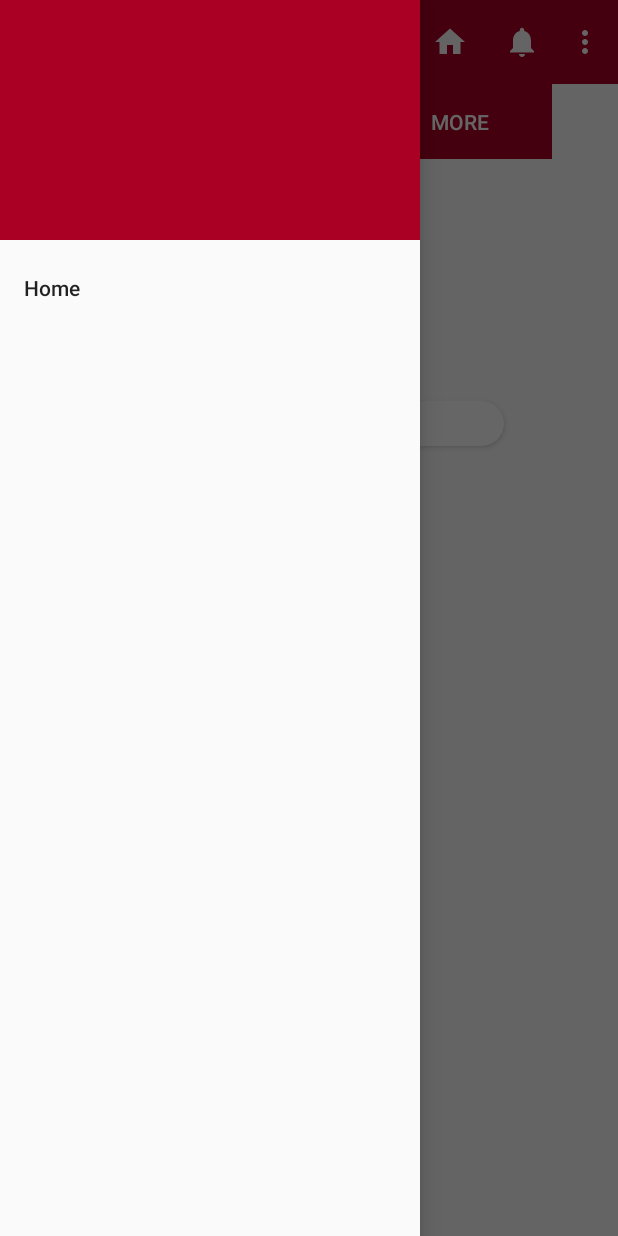
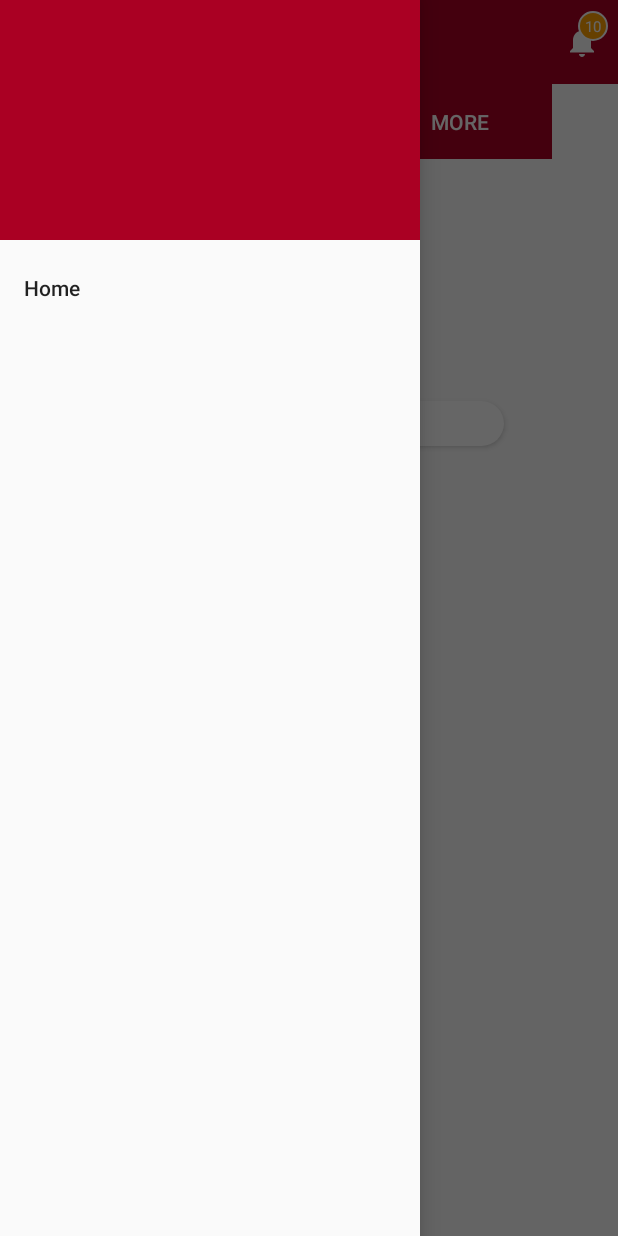
Before and after one commit to sourav728/Customer_info, an Android app: the MainActivity screen opened directly, with no data from a screen before it, with the side drawer open, on a phone screen of 412 x 824 dp. Run offline under Robolectric (Android 15) with nearby library versions, the phone set to English and light mode, and no system bars; libraries missing offline, so code that uses them is left out: com.synnapps.carouselview; 3 statements that could not run were skipped.

Commit message:
Notification part added

```diff
--- a/app/src/main/AndroidManifest.xml
+++ b/app/src/main/AndroidManifest.xml
@@ -1,6 +1,7 @@
 <?xml version="1.0" encoding="utf-8"?>
 <manifest xmlns:android="http://schemas.android.com/apk/res/android"
     package="com.example.tvd.customer_info">
+
     <!-- Accessing storage -->
     <uses-permission android:name="android.permission.WRITE_INTERNAL_STORAGE" />
     <uses-permission android:name="android.permission.WRITE_EXTERNAL_STORAGE" />
@@ -26,6 +27,7 @@
             </intent-filter>
         </activity>
         <activity android:name=".LoginActivity" />
+        <activity android:name=".NotificationActivity"></activity>
     </application>
 
 </manifest>
--- a/app/src/main/java/com/example/tvd/customer_info/MainActivity.java
+++ b/app/src/main/java/com/example/tvd/customer_info/MainActivity.java
@@ -77,7 +77,7 @@ public class MainActivity extends AppCompatActivity
         }
     }
 
-    @Override
+   /* @Override
     public boolean onCreateOptionsMenu(Menu menu) {
         // Inflate the menu; this adds items to the action bar if it is present.
         getMenuInflater().inflate(R.menu.main, menu);
@@ -93,7 +93,7 @@ public class MainActivity extends AppCompatActivity
         }
 
         return super.onOptionsItemSelected(item);
-    }
+    }*/
     private void replaceFragment(int id)
     {
         Fragment fragment = null;
--- a/app/src/main/java/com/example/tvd/customer_info/fragments/Home_fragment2.java
+++ b/app/src/main/java/com/example/tvd/customer_info/fragments/Home_fragment2.java
@@ -1,16 +1,22 @@
 package com.example.tvd.customer_info.fragments;
 
 
+import android.content.Intent;
 import android.os.Bundle;
 import android.support.annotation.Nullable;
 import android.support.v4.app.Fragment;
+import android.support.v4.app.FragmentTransaction;
+import android.support.v4.view.MenuItemCompat;
 import android.view.LayoutInflater;
 import android.view.Menu;
 import android.view.MenuInflater;
+import android.view.MenuItem;
 import android.view.View;
 import android.view.ViewGroup;
 import android.widget.ImageView;
+import android.widget.TextView;
 
+import com.example.tvd.customer_info.NotificationActivity;
 import com.example.tvd.customer_info.R;
 import com.synnapps.carouselview.CarouselView;
 import com.synnapps.carouselview.ImageListener;
@@ -19,6 +25,8 @@ public class Home_fragment2 extends Fragment {
 
     CarouselView carouselView;
     int[] sampleImages = {R.drawable.image1, R.drawable.image2, R.drawable.image3};
+    TextView textcartitemcount;
+    int mCartItemCount = 10;
 
     public Home_fragment2() {
     }
@@ -51,7 +59,45 @@ public class Home_fragment2 extends Fragment {
 
     @Override
     public void onCreateOptionsMenu(Menu menu, MenuInflater inflater) {
-        inflater.inflate(R.menu.menu_home2,menu);
+        inflater.inflate(R.menu.main, menu);
+        final MenuItem menuItem = menu.findItem(R.id.action_notification);
+        View actionview = MenuItemCompat.getActionView(menuItem);
+        textcartitemcount = (TextView) actionview.findViewById(R.id.cart_badge);
+        setupBadge();
+        actionview.setOnClickListener(new View.OnClickListener() {
+            @Override
+            public void onClick(View v) {
+                onOptionsItemSelected(menuItem);
+            }
+        });
         super.onCreateOptionsMenu(menu, inflater);
     }
+
+    @Override
+    public boolean onOptionsItemSelected(MenuItem item) {
+        switch (item.getItemId()) {
+            case R.id.action_notification:
+                //moving to notification activity
+                Intent intent = new Intent(getActivity(), NotificationActivity.class);
+                startActivity(intent);
+                return true;
+        }
+        return super.onOptionsItemSelected(item);
+    }
+
+    private void setupBadge() {
+
+        if (textcartitemcount != null) {
+            if (mCartItemCount == 0) {
+                if (textcartitemcount.getVisibility() != View.GONE) {
+                    textcartitemcount.setVisibility(View.GONE);
+                }
+            } else {
+                textcartitemcount.setText(String.valueOf(Math.min(mCartItemCount, 99)));
+                if (textcartitemcount.getVisibility() != View.VISIBLE) {
+                    textcartitemcount.setVisibility(View.VISIBLE);
+                }
+            }
+        }
+    }
 }
--- /dev/null
+++ b/app/src/main/java/com/example/tvd/customer_info/posting/ReceivingData.java
@@ -0,0 +1,5 @@
+package com.example.tvd.customer_info.posting;
+
+
+public class ReceivingData {
+}
--- /dev/null
+++ b/app/src/main/res/drawable/badge_background.xml
@@ -0,0 +1,7 @@
+<?xml version="1.0" encoding="utf-8"?>
+<shape xmlns:android="http://schemas.android.com/apk/res/android" android:shape="oval">
+
+    <solid android:color="@color/yellow"/>
+    <stroke android:color="@android:color/white" android:width="1dp"/>
+
+</shape>
--- /dev/null
+++ b/app/src/main/res/layout/notification_layout.xml
@@ -0,0 +1,31 @@
+<?xml version="1.0" encoding="utf-8"?>
+<FrameLayout
+    style="?attr/actionButtonStyle"
+    xmlns:android="http://schemas.android.com/apk/res/android"
+    android:layout_width="wrap_content"
+    android:layout_height="wrap_content"
+    android:clipToPadding="false"
+    android:focusable="true">
+
+    <ImageView
+        android:layout_width="wrap_content"
+        android:layout_height="wrap_content"
+        android:layout_gravity="center"
+        android:src="@drawable/notification"/>
+
+    <TextView
+        android:id="@+id/cart_badge"
+        android:layout_width="20dp"
+        android:layout_height="20dp"
+        android:layout_gravity="right|end|top"
+        android:layout_marginEnd="-5dp"
+        android:layout_marginRight="-5dp"
+        android:layout_marginTop="3dp"
+        android:background="@drawable/badge_background"
+        android:gravity="center"
+        android:padding="3dp"
+        android:textColor="@android:color/white"
+        android:text="0"
+        android:textSize="10sp"/>
+
+</FrameLayout>
--- a/app/src/main/res/menu/main.xml
+++ b/app/src/main/res/menu/main.xml
@@ -5,5 +5,6 @@
         android:id="@+id/action_notification"
         android:orderInCategory="100"
         android:icon="@drawable/notification"
+        app:actionLayout="@layout/notification_layout"
         app:showAsAction="withText|ifRoom" />
 </menu>
--- a/app/src/main/res/values/colors.xml
+++ b/app/src/main/res/values/colors.xml
@@ -8,4 +8,5 @@
     <color name="colorTextDisable">#FFFFFF</color>
     <color name="black">#212121</color>
     <color name="black2">#000000</color>
+    <color name="yellow">#FFA000</color>
 </resources>
```
Also changed, not shown: app/src/main/java/com/example/tvd/customer_info/NotificationActivity.java (added, +13 -0 lines), app/src/main/java/com/example/tvd/customer_info/fragments/Notification_fragment.java (added, +28 -0 lines), app/src/main/java/com/example/tvd/customer_info/posting/SendingData.java (added, +89 -0 lines), app/src/main/res/layout/activity_notification.xml (added, +21 -0 lines), app/src/main/res/layout/fragment_notification_fragment.xml (added, +17 -0 lines).
